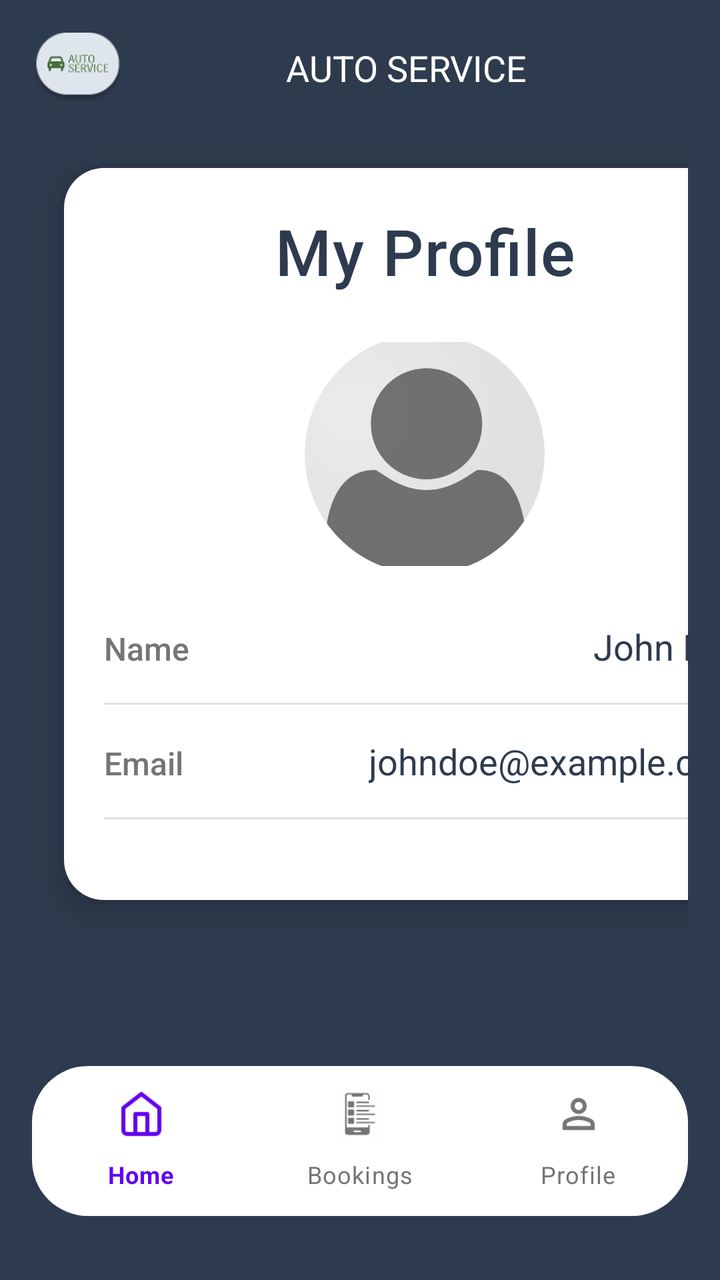
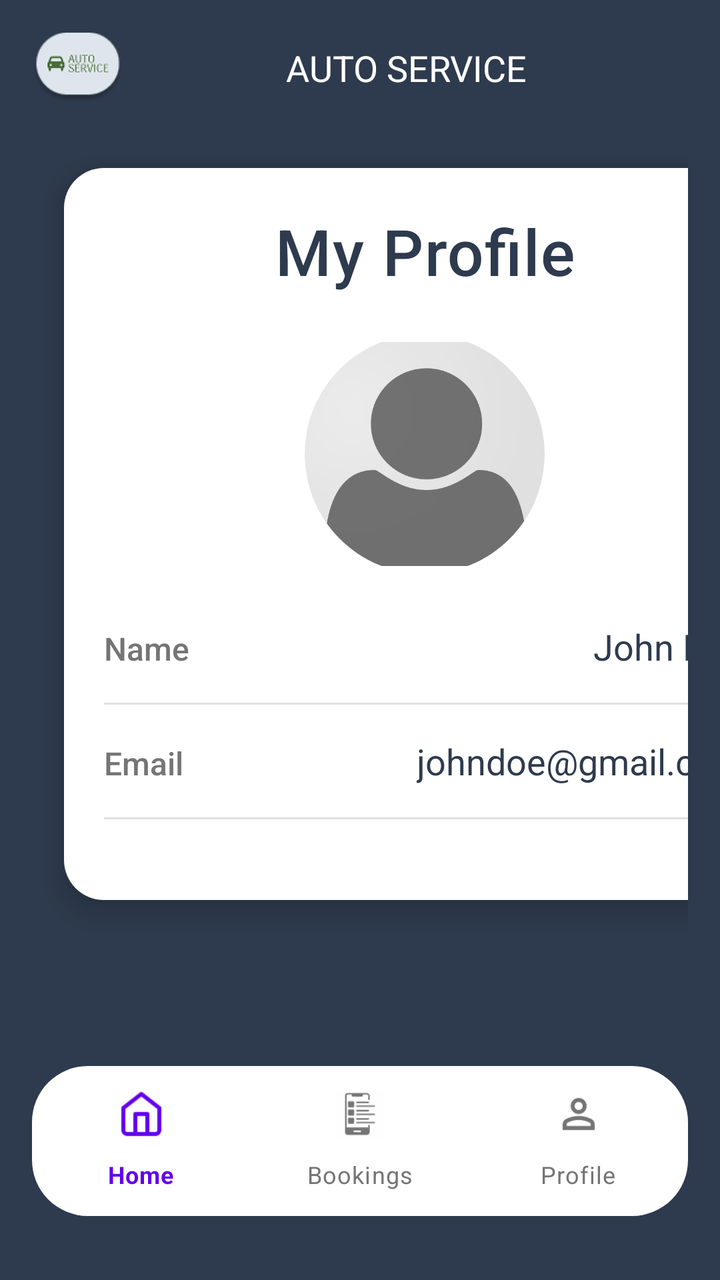

An Android layout rendered at two revisions. The XML below is the earlier revision; the diff shows what the commit changed to produce the second picture.
<!-- AndroidManifest.xml: application theme Theme.Labexam2 -->
<!-- res/layout/profile.xml -->
<?xml version="1.0" encoding="utf-8"?>
<LinearLayout xmlns:android="http://schemas.android.com/apk/res/android"
    xmlns:app="http://schemas.android.com/apk/res-auto"
    xmlns:tools="http://schemas.android.com/tools"
    android:layout_width="match_parent"
    android:layout_height="match_parent"
    android:orientation="vertical"
    android:background="#2E3B4E"
    android:padding="16dp">

    
    <LinearLayout
        android:layout_width="match_parent"
        android:layout_height="52dp"
        android:gravity="center_vertical"
        android:orientation="horizontal"
        android:paddingBottom="16dp">

        <ImageView
            android:layout_width="46dp"
            android:layout_height="wrap_content"
            android:contentDescription="Car Icon"
            android:src="@drawable/logo" />

        <TextView
            android:layout_width="0dp"
            android:layout_height="wrap_content"
            android:layout_weight="1"
            android:gravity="center"
            android:text="AUTO SERVICE"
            android:textColor="#FFFFFF"
            android:textSize="18sp" />
    </LinearLayout>

    
    <LinearLayout
        android:layout_width="361dp"
        android:layout_height="576dp"
        android:layout_margin="16dp"
        android:layout_weight="1"
        android:background="@drawable/card_background"
        android:backgroundTint="@color/material_dynamic_neutral100"
        android:elevation="8dp"
        android:orientation="vertical"
        android:padding="20dp">

        
        <TextView
            android:id="@+id/profile_title"
            android:layout_width="match_parent"
            android:layout_height="wrap_content"
            android:fontFamily="sans-serif-medium"
            android:gravity="center"
            android:letterSpacing="0.02"
            android:paddingBottom="20dp"
            android:text="My Profile"
            android:textColor="#2E3B4E"
            android:textSize="32sp" />

        
        <ImageView
            android:id="@+id/profile_picture"
            android:layout_width="120dp"
            android:layout_height="120dp"
            android:layout_gravity="center"
            android:background="@drawable/circle_border"
            android:clipToOutline="true"
            android:contentDescription="Profile Picture"
            android:padding="4dp"
            android:scaleType="centerCrop"
            android:src="@drawable/pic3" />

        
        <LinearLayout
            android:layout_width="match_parent"
            android:layout_height="wrap_content"
            android:orientation="vertical"
            android:paddingTop="24dp">

            <LinearLayout
                android:layout_width="match_parent"
                android:layout_height="wrap_content"
                android:orientation="horizontal"
                android:paddingBottom="16dp">

                <TextView
                    android:layout_width="0dp"
                    android:layout_height="wrap_content"
                    android:layout_weight="1"
                    android:fontFamily="sans-serif-medium"
                    android:text="Name"
                    android:textColor="#757575"
                    android:textSize="16sp" />

                <TextView
                    android:id="@+id/profile_name"
                    android:layout_width="wrap_content"
                    android:layout_height="wrap_content"
                    android:fontFamily="sans-serif"
                    android:text="John Doe"
                    android:textColor="#2E3B4E"
                    android:textSize="18sp" />
            </LinearLayout>

            <View
                android:layout_width="match_parent"
                android:layout_height="1dp"
                android:layout_marginBottom="16dp"
                android:background="#E0E0E0" />

            <LinearLayout
                android:layout_width="match_parent"
                android:layout_height="wrap_content"
                android:orientation="horizontal"
                android:paddingBottom="16dp">

                <TextView
                    android:layout_width="0dp"
                    android:layout_height="wrap_content"
                    android:layout_weight="1"
                    android:fontFamily="sans-serif-medium"
                    android:text="Email"
                    android:textColor="#757575"
                    android:textSize="16sp" />

                <TextView
                    android:id="@+id/profile_email"
                    android:layout_width="wrap_content"
                    android:layout_height="wrap_content"
                    android:fontFamily="sans-serif"
                    android:text="johndoe@example.com"
                    android:textColor="#2E3B4E"
                    android:textSize="18sp" />
            </LinearLayout>

            <View
                android:layout_width="match_parent"
                android:layout_height="1dp"
                android:layout_marginBottom="16dp"
                android:background="#E0E0E0" />

            <LinearLayout
                android:layout_width="match_parent"
                android:layout_height="wrap_content"
                android:orientation="horizontal"
                android:paddingBottom="16dp">

                <TextView
                    android:layout_width="0dp"
                    android:layout_height="wrap_content"
                    android:layout_weight="1"
                    android:fontFamily="sans-serif-medium"
                    android:text="Phone"
                    android:textColor="#757575"
                    android:textSize="16sp" />

                <TextView
                    android:id="@+id/profile_phone"
                    android:layout_width="wrap_content"
                    android:layout_height="wrap_content"
                    android:fontFamily="sans-serif"
                    android:text="+1 123-456-7890"
                    android:textColor="#2E3B4E"
                    android:textSize="18sp" />
            </LinearLayout>
        </LinearLayout>

        
        <Button
            android:id="@+id/edit_profile_button"
            android:layout_width="wrap_content"
            android:layout_height="wrap_content"
            android:layout_gravity="center"
            android:layout_marginTop="24dp"
            android:background="@drawable/card_background"
            android:elevation="4dp"
            android:paddingLeft="24dp"
            android:paddingTop="12dp"
            android:paddingRight="24dp"
            android:paddingBottom="12dp"
            android:text="Edit Profile"
            android:textColor="#FFFFFF"
            android:textSize="16sp" />
    </LinearLayout>

    
    <androidx.constraintlayout.widget.ConstraintLayout
        android:layout_width="match_parent"
        android:layout_height="158dp">

        <com.google.android.material.bottomnavigation.BottomNavigationView
            android:id="@+id/bottom_navigation"
            android:layout_width="match_parent"
            android:layout_height="75dp"
            android:background="@drawable/nav_button_background"
            android:elevation="8dp"
            app:backgroundTint="@color/material_dynamic_neutral100"
            app:itemIconSize="24dp"
            app:itemIconTint="@color/nav_item_tint_selector"
            app:itemRippleColor="@color/nav_ripple"
            app:itemTextAppearanceActive="@style/NavTextActive"
            app:itemTextAppearanceInactive="@style/NavTextInactive"
            app:itemTextColor="@color/nav_item_tint_selector"
            app:labelVisibilityMode="labeled"
            app:layout_constraintBottom_toBottomOf="parent"
            app:layout_constraintEnd_toEndOf="parent"
            app:layout_constraintHorizontal_bias="0.0"
            app:layout_constraintStart_toStartOf="parent"
            app:layout_constraintTop_toTopOf="parent"
            app:layout_constraintVertical_bias="0.807"
            app:menu="@menu/nav" />
    </androidx.constraintlayout.widget.ConstraintLayout>
</LinearLayout>
<!-- resources referenced by this layout -->
<resources>
  <color name="material_dynamic_neutral100">#E0E0E0</color>
  <color name="nav_ripple">#80D1C4F5</color>
  <!-- drawable card_background (drawable) -->
  <?xml version="1.0" encoding="utf-8"?>
  <shape xmlns:android="http://schemas.android.com/apk/res/android">
      <gradient
          android:startColor="#3D3D6B"
          android:endColor="#2E2E4D"
          android:angle="90"/>
      <corners android:radius="20dp"/>
  </shape>
  <!-- drawable circle_border (drawable) -->
  <shape xmlns:android="http://schemas.android.com/apk/res/android">
      <solid android:color="#FFFFFF" />
      <corners android:radius="60dp" />
      <stroke android:width="0dp" android:color="#2E3B4E" />
  </shape>
  <!-- drawable logo: png bitmap (drawable, 5241 bytes) -->
  <!-- drawable nav_button_background (drawable) -->
  <?xml version="1.0" encoding="utf-8"?>
  <shape xmlns:android="http://schemas.android.com/apk/res/android">
      <gradient
          android:startColor="#FF9800"
          android:endColor="#F57C00"
          android:angle="90"/>
      <corners android:radius="28dp"/>
  </shape>
  <!-- drawable pic3: jpg bitmap (drawable, 13754 bytes) -->
  <style name="NavTextActive" parent="TextAppearance.MaterialComponents.Caption">
          <item name="android:textSize">12sp</item>
          <item name="android:textStyle">bold</item>
      </style>
  <style name="NavTextInactive" parent="TextAppearance.MaterialComponents.Caption">
          <item name="android:textSize">12sp</item>
      </style>
  <style name="Theme.Labexam2" parent="Base.Theme.Labexam2" />
  <style name="Base.Theme.Labexam2" parent="Theme.Material3.DayNight.NoActionBar">
          
          
      </style>
</resources>

<!-- the commit's change to res/layout/profile.xml (unified diff, before → after) -->
@@ -5,7 +5,7 @@
     android:layout_width="match_parent"
     android:layout_height="match_parent"
     android:orientation="vertical"
-    android:background="#2E3B4E"
+    android:background="@color/dark_blue_gray"
     android:padding="16dp">
 
     
@@ -128,7 +128,7 @@
                     android:layout_width="wrap_content"
                     android:layout_height="wrap_content"
                     android:fontFamily="sans-serif"
-                    android:text="johndoe@example.com"
+                    android:text="johndoe@gmail.com"
                     android:textColor="#2E3B4E"
                     android:textSize="18sp" />
             </LinearLayout>
@@ -159,7 +159,7 @@
                     android:layout_width="wrap_content"
                     android:layout_height="wrap_content"
                     android:fontFamily="sans-serif"
-                    android:text="+1 123-456-7890"
+                    android:text="0718323893"
                     android:textColor="#2E3B4E"
                     android:textSize="18sp" />
             </LinearLayout>
@@ -189,7 +189,7 @@
         android:layout_height="158dp">
 
         <com.google.android.material.bottomnavigation.BottomNavigationView
-            android:id="@+id/bottom_navigation"
+            android:id="@+id/bottom_navigation6"
             android:layout_width="match_parent"
             android:layout_height="75dp"
             android:background="@drawable/nav_button_background"
<!-- resource entries referenced after the edit -->
@@ -1,5 +1,6 @@
 <!-- resources referenced by this layout -->
 <resources>
+  <color name="dark_blue_gray">#2E3B4E</color>
   <color name="material_dynamic_neutral100">#E0E0E0</color>
   <color name="nav_ripple">#80D1C4F5</color>
   <!-- drawable card_background (drawable) -->
